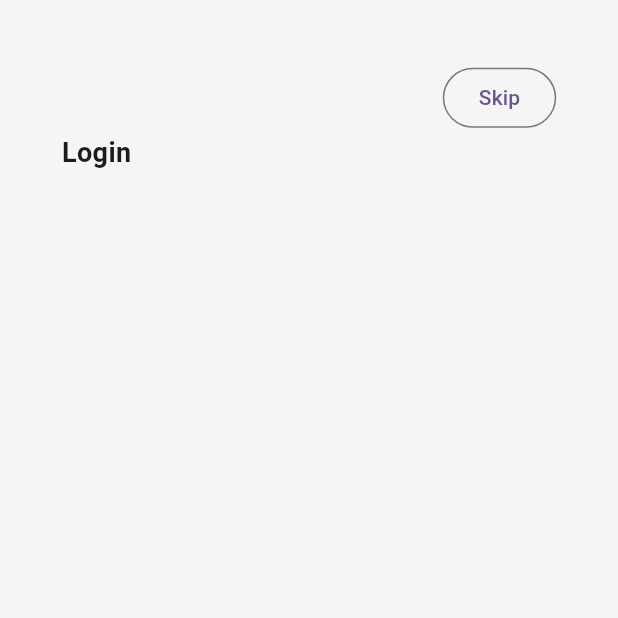
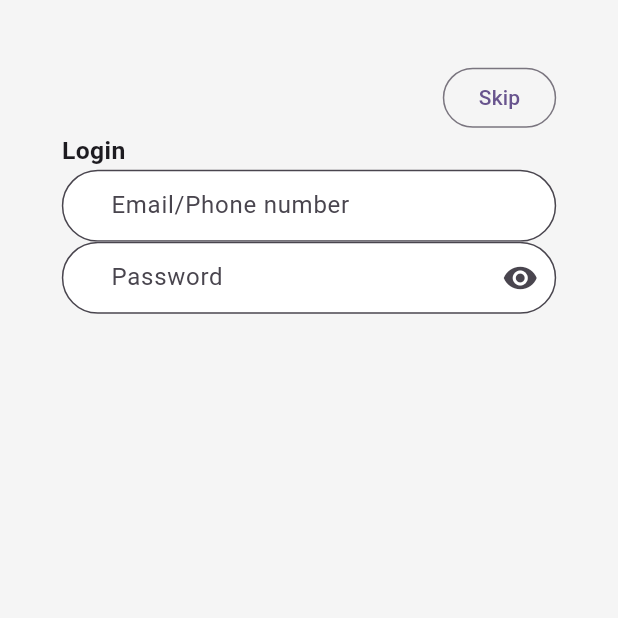
Before and after one commit to prulm/e_commerce_demo_flutter, a Flutter app: the screen it shows after launch, after a tap on "Log In", on a phone screen of 412 x 824 dp, the top half of it. Run offline on Flutter 3.47's test engine with Material 3 defaults, Android fonts, the phone set to English and light mode, and no system bars.

Commit message:
rounded input field created

```diff
--- a/lib/screens/login.dart
+++ b/lib/screens/login.dart
@@ -1,4 +1,5 @@
 import 'package:e_commerce_demo_flutter/utils/constants.dart';
+import 'package:e_commerce_demo_flutter/widgets/rounded_input.dart';
 import 'package:flutter/material.dart';
 
 class Login extends StatefulWidget {
@@ -9,6 +10,14 @@ class Login extends StatefulWidget {
 }
 
 class _LoginState extends State<Login> {
+  final TextEditingController emailController = TextEditingController();
+  final TextEditingController passwordController = TextEditingController();
+  bool textObsecured = true;
+  void iconPressed() {
+    textObsecured = !textObsecured;
+    setState(() {});
+  }
+
   @override
   Widget build(BuildContext context) {
     return Scaffold(
@@ -29,13 +38,31 @@ class _LoginState extends State<Login> {
               ),
               Container(
                 alignment: Alignment.centerLeft,
-                child: const Text(
+                child: Text(
                   'Login',
                   style: TextStyle(
-                    fontSize: 18,
+                    fontSize: MediaQuery.sizeOf(context).width * .04,
                     fontWeight: FontWeight.bold,
                   ),
                 ),
+              ),
+              RoundedInput(
+                label: "Email/Phone number",
+                inputController: emailController,
+                iconSuffix: null,
+                textObsecured: false,
+              ),
+              RoundedInput(
+                label: "Password",
+                inputController: passwordController,
+                iconSuffix: textObsecured
+                    ? IconButton(
+                        onPressed: iconPressed,
+                        icon: const Icon(Icons.visibility))
+                    : IconButton(
+                        onPressed: iconPressed,
+                        icon: const Icon(Icons.visibility_off)),
+                textObsecured: textObsecured,
               ),
             ],
           ),
--- /dev/null
+++ b/lib/widgets/rounded_input.dart
@@ -0,0 +1,42 @@
+import 'package:flutter/material.dart';
+
+class RoundedInput extends StatelessWidget {
+  final iconSuffix;
+  final String label;
+  final bool textObsecured;
+  final TextEditingController inputController;
+  const RoundedInput({
+    super.key,
+    required this.iconSuffix,
+    required this.label,
+    required this.textObsecured,
+    required this.inputController,
+  });
+
+  @override
+  Widget build(BuildContext context) {
+    return SizedBox(
+      width: MediaQuery.sizeOf(context).width * .9,
+      child: TextField(
+        obscureText: textObsecured,
+        controller: inputController,
+        decoration: InputDecoration(
+          floatingLabelStyle: const TextStyle(
+            color: Colors.grey,
+            backgroundColor: Colors.white,
+          ),
+          contentPadding:
+              EdgeInsets.only(left: MediaQuery.sizeOf(context).width * .07),
+          labelText: label,
+          filled: true,
+          fillColor: Colors.white,
+          suffixIcon: iconSuffix,
+          border: OutlineInputBorder(
+            borderRadius:
+                BorderRadius.circular(MediaQuery.sizeOf(context).width * 0.1),
+          ),
+        ),
+      ),
+    );
+  }
+}
```
